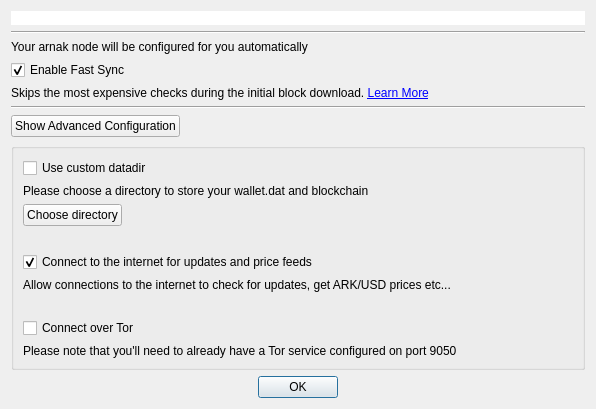
This is src/createzcashconfdialog.ui in michailduzhanski/awallet as Qt 5 draws it before an edit. The edited form follows.
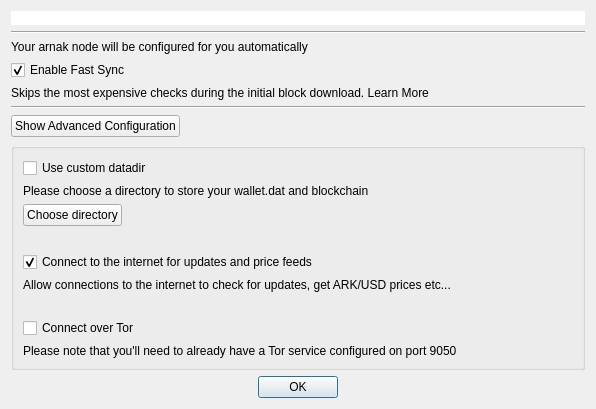
This is the edited form. Custom widgets are drawn as their Qt base class.

```diff
--- a/src/createzcashconfdialog.ui
+++ b/src/createzcashconfdialog.ui
@@ -202,7 +202,7 @@
    <item row="4" column="1">
     <widget class="QLabel" name="label_3">
      <property name="text">
-      <string>&lt;html&gt;&lt;head/&gt;&lt;body&gt;&lt;p&gt;Skips the most expensive checks during the initial block download. &lt;a href=&quot;https://docs.zecwallet.co/using-zecwallet/#fastsync&quot;&gt;&lt;span style=&quot; text-decoration: underline; color:#0000ff;&quot;&gt;Learn More&lt;/span&gt;&lt;/a&gt;&lt;/p&gt;&lt;/body&gt;&lt;/html&gt;</string>
+      <string>&lt;html&gt;&lt;head/&gt;&lt;body&gt;&lt;p&gt;Skips the most expensive checks during the initial block download. &lt;a href=&quot;https://arnakwallet.com style=&quot; text-decoration: underline; color:#0000ff;&quot;&gt;Learn More&lt;/span&gt;&lt;/a&gt;&lt;/p&gt;&lt;/body&gt;&lt;/html&gt;</string>
      </property>
      <property name="textFormat">
       <enum>Qt::RichText</enum>
```
